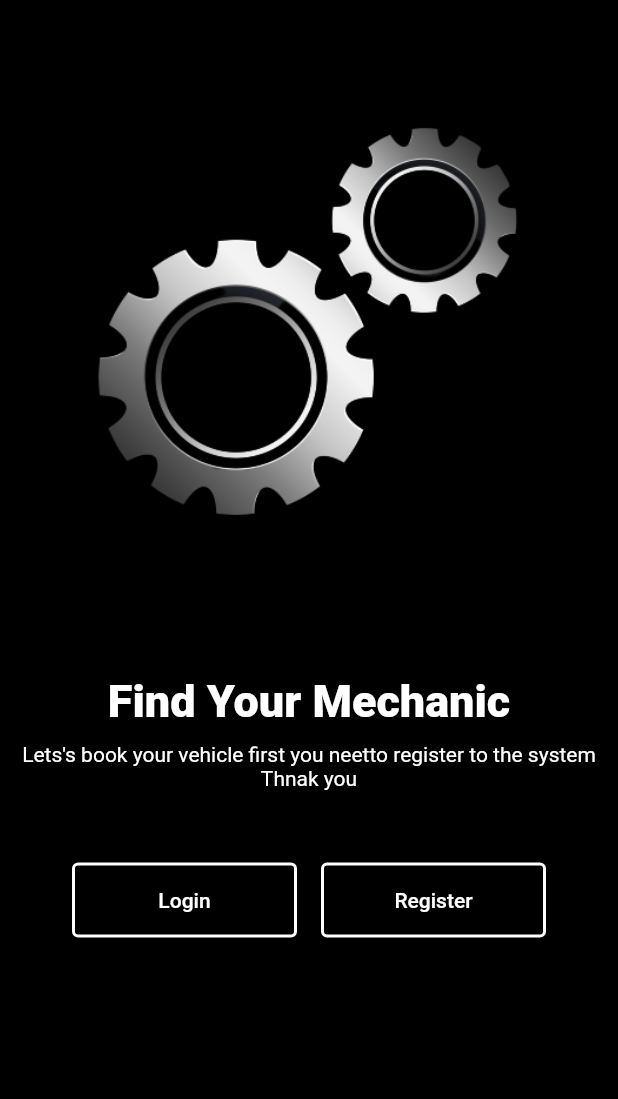
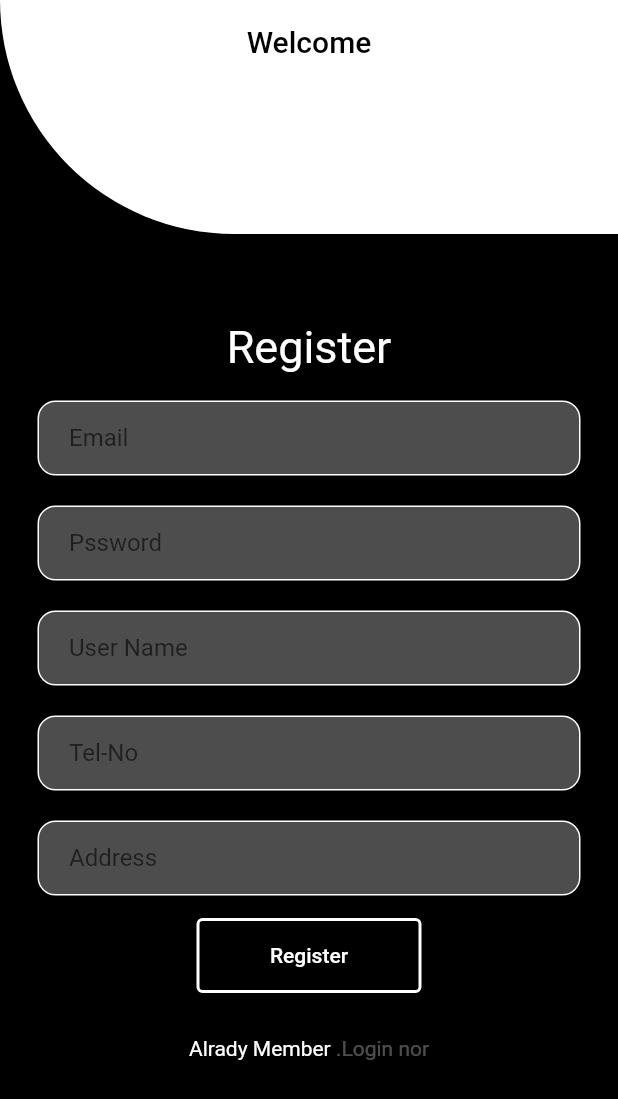
Before and after one commit to Avishkasj/Automobile-mobile-app, a Flutter app: the screen it shows after launch, after a tap on "Register", on a phone screen of 412 x 824 dp. Shown: the top 1099 px of the screen. Run offline on Flutter 3.47's test engine with Material 2 defaults, Android fonts, the phone set to English and light mode, and no system bars.

Commit message:
register

```diff
--- /dev/null
+++ b/lib/register.dart
@@ -0,0 +1,210 @@
+import 'package:flutter/material.dart';
+
+class register extends StatefulWidget {
+  const register({Key? key}) : super(key: key);
+
+  @override
+  State<register> createState() => _registerState();
+}
+
+class _registerState extends State<register> {
+  @override
+  Widget build(BuildContext context) {
+    return Scaffold(
+      appBar: AppBar(
+        title: Text("Welcome",
+        style: TextStyle(
+          color: Colors.black,
+        ),),
+        backgroundColor: Colors.white,
+        centerTitle: true,
+        shape: RoundedRectangleBorder(
+          borderRadius: BorderRadius.only(bottomLeft: Radius.circular(400)),
+        ),
+        bottom: PreferredSize(
+          preferredSize: Size.fromHeight(100),
+          child: SizedBox(),
+        ),
+      ),
+      backgroundColor: Colors.black,
+      body: Padding(
+        padding: const EdgeInsets.only(top: 40),
+        child: Container(
+          child: Column(
+            children: [
+              Padding(
+                padding: const EdgeInsets.all(18),
+                // child: Image(
+                //   image: AssetImage(
+                //     'assets/15.png',
+                //   ),
+                //   height: 100,
+                // ),
+
+                child: Text("Register",
+                style: TextStyle(
+                  color: Colors.white,
+                  fontSize: 30,
+                ),),
+              ),
+              //email
+              Padding(
+                padding: const EdgeInsets.symmetric(horizontal: 25.0),
+                child: Container(
+                  decoration: BoxDecoration(
+                      color: Colors.white30,
+                      border: Border.all(color: Colors.white),
+                      borderRadius: BorderRadius.circular(12)),
+                  child: Padding(
+                    padding: const EdgeInsets.only(left: 20.0),
+                    child: TextField(
+                      decoration: InputDecoration(
+                        border: InputBorder.none,
+                        hintText: 'Email',
+                      ),
+                    ),
+                  ),
+                ),
+              ),
+
+              SizedBox(
+                height: 20,
+              ),
+              //email
+              Padding(
+                padding: const EdgeInsets.symmetric(horizontal: 25.0),
+                child: Container(
+                  decoration: BoxDecoration(
+                      color: Colors.white30,
+                      border: Border.all(color: Colors.white),
+                      borderRadius: BorderRadius.circular(12)),
+                  child: Padding(
+                    padding: const EdgeInsets.only(left: 20.0),
+                    child: TextField(
+                      decoration: InputDecoration(
+                        border: InputBorder.none,
+                        hintText: 'Pssword',
+                      ),
+                    ),
+                  ),
+                ),
+              ),
+
+              SizedBox(
+                height: 20,
+              ),
+
+              //email
+              Padding(
+                padding: const EdgeInsets.symmetric(horizontal: 25.0),
+                child: Container(
+                  decoration: BoxDecoration(
+                      color: Colors.white30,
+                      border: Border.all(color: Colors.white),
+                      borderRadius: BorderRadius.circular(12)),
+                  child: Padding(
+                    padding: const EdgeInsets.only(left: 20.0),
+                    child: TextField(
+                      decoration: InputDecoration(
+                        border: InputBorder.none,
+                        hintText: 'User Name',
+                      ),
+                    ),
+                  ),
+                ),
+              ),
+
+              SizedBox(
+                height: 20,
+              ),
+              //email
+              Padding(
+                padding: const EdgeInsets.symmetric(horizontal: 25.0),
+                child: Container(
+                  decoration: BoxDecoration(
+                      color: Colors.white30,
+                      border: Border.all(color: Colors.white),
+                      borderRadius: BorderRadius.circular(12)),
+                  child: Padding(
+                    padding: const EdgeInsets.only(left: 20.0),
+                    child: TextField(
+                      decoration: InputDecoration(
+                        border: InputBorder.none,
+                        hintText: 'Tel-No',
+                      ),
+                    ),
+                  ),
+                ),
+              ),
+
+              SizedBox(
+                height: 20,
+              ),
+              //email
+              Padding(
+                padding: const EdgeInsets.symmetric(horizontal: 25.0),
+                child: Container(
+                  decoration: BoxDecoration(
+                      color: Colors.white30,
+                      border: Border.all(color: Colors.white),
+                      borderRadius: BorderRadius.circular(12)),
+                  child: Padding(
+                    padding: const EdgeInsets.only(left: 20.0),
+                    child: TextField(
+                      decoration: InputDecoration(
+                        border: InputBorder.none,
+                        hintText: 'Address',
+                      ),
+                    ),
+                  ),
+                ),
+              ),
+
+              Padding(
+                padding: const EdgeInsets.all(15.0),
+                child: OutlinedButton(
+                  child: Text(
+                    "Register",
+                    style: TextStyle(
+                      color: Colors.white,
+                    ),
+                  ),
+                  style: OutlinedButton.styleFrom(
+                    side: BorderSide(
+                      width: 2.0, // set the border weight to 2.0
+                      color: Colors.white,
+                    ),
+                    fixedSize: Size(150, 50),
+                  ),
+                  onPressed: () {
+                    Navigator.push(context,
+                        MaterialPageRoute(builder: (context) => register()));
+                  },
+                ),
+              ),
+
+              Padding(
+                padding: const EdgeInsets.all(14.0),
+                child: Row(
+                  mainAxisAlignment: MainAxisAlignment.center,
+                  children: [
+                    Text("Alrady Member",
+                    style: TextStyle(
+                      color: Colors.white,
+                    ),),
+                    Text(
+                      " .Login nor",
+                      style: TextStyle(
+                        color: Colors.white30,
+                      ),
+                    )
+                  ],
+                ),
+              )
+            ],
+          ),
+        ),
+      ),
+    );
+  }
+}
--- a/lib/welcome.dart
+++ b/lib/welcome.dart
@@ -1,5 +1,6 @@
 
 import 'package:app/login.dart';
+import 'package:app/register.dart';
 import 'package:flutter/material.dart';
 
 class welcome extends StatefulWidget {
@@ -75,7 +76,6 @@ class _welcomeState extends State<welcome> {
                           onPressed: () {
                             Navigator.push(context,
                                  MaterialPageRoute(builder: (context) => login()));
-
                           },
                         ),
                       ),
@@ -97,8 +97,8 @@ class _welcomeState extends State<welcome> {
                             fixedSize: Size(150, 50),
                           ),
                           onPressed: () {
-                            // Navigator.push(context,
-                                // MaterialPageRoute(builder: (context) => MapSample()));
+                            Navigator.push(context,
+                                MaterialPageRoute(builder: (context) => register()));
                           },
                         ),
                       ),
```
